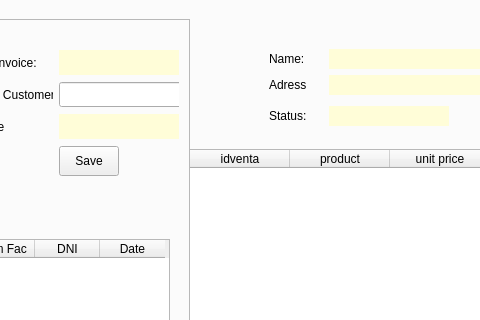
First picture: the form in templates/window.ui, repository Pontax02/Proyecto-DI, before the edit; both pictures show x 90 to 570 and y 104 to 424 of the 1147 by 921 pixel window.
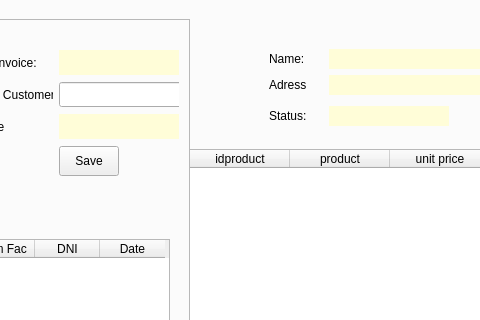
Second picture: the form after the edit. Icons and pictures are not drawn.

Patch:
```diff
--- a/templates/window.ui
+++ b/templates/window.ui
@@ -1000,7 +1000,7 @@
         </attribute>
         <column>
          <property name="text">
-          <string>idventa</string>
+          <string>idproduct</string>
          </property>
         </column>
         <column>
```
Left out of the diff: 20 changed lines with no effect on the pictures.
